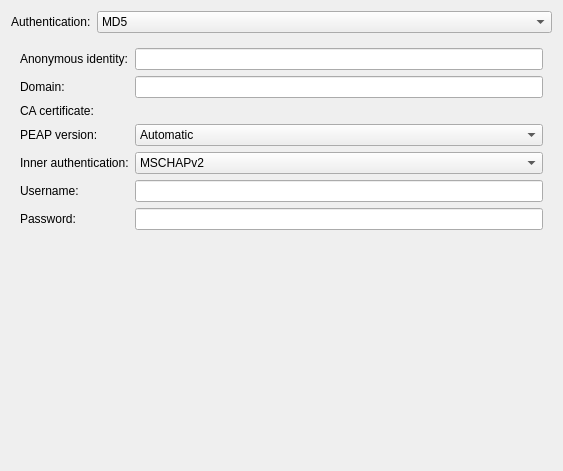
The window that libs/editor/settings/ui/802-1x.ui (Sonic-DE/sonic-network-manager) describes before a commit, drawn with Qt 5.
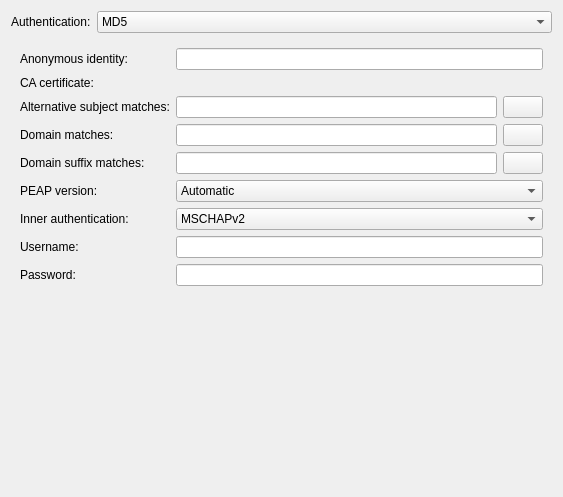
The same window after the commit. The open tabs and pages were chosen to show the change. Icons and pictures are not drawn. Custom widgets are drawn as their Qt base class.

Commit message:
802-1x: unify server cert validation between PEAP, TTLS, TLS
All three methods now have fields for domain matches and alternative
subject matches. Also rename Domain to Domain Suffix Match to make it
more obvious what it does and better match up with NetworkManager
documentation

Patch:
```diff
--- a/libs/editor/settings/ui/802-1x.ui
+++ b/libs/editor/settings/ui/802-1x.ui
@@ -8,7 +8,7 @@
     <x>0</x>
     <y>0</y>
     <width>563</width>
-    <height>471</height>
+    <height>497</height>
    </rect>
   </property>
   <layout class="QFormLayout" name="formLayout_7">
@@ -611,7 +611,7 @@
        <item row="2" column="1">
         <widget class="KLineEdit" name="peapAnonIdentity"/>
        </item>
-       <item row="6" column="0">
+       <item row="5" column="0">
         <widget class="QLabel" name="label_23">
          <property name="text">
           <string>CA certificate:</string>
@@ -621,7 +621,7 @@
          </property>
         </widget>
        </item>
-       <item row="6" column="1">
+       <item row="5" column="1">
         <widget class="KUrlRequester" name="peapCACert">
          <property name="nameFilters">
           <stringlist notr="true">
@@ -631,6 +631,91 @@
         </widget>
        </item>
        <item row="7" column="0">
+        <widget class="QLabel" name="label_35">
+         <property name="text">
+          <string>Alternative subject matches:</string>
+         </property>
+         <property name="buddy">
+          <cstring>lePeapAlternativeSubjectMatches</cstring>
+         </property>
+        </widget>
+       </item>
+       <item row="7" column="1">
+        <layout class="QHBoxLayout" name="horizontalLayout_3">
+         <item>
+          <widget class="QLineEdit" name="lePeapAlternativeSubjectMatches">
+           <property name="toolTip">
+            <string>matches. Each entry must start with one of: DNS: EMAIL: URI:</string>
+           </property>
+          </widget>
+         </item>
+         <item>
+          <widget class="QPushButton" name="btnPeapAltSubjectMatches">
+           <property name="toolTip">
+            <string>matches. Each entry must start with one of: DNS: EMAIL: URI:</string>
+           </property>
+           <property name="icon">
+            <iconset theme="QIcon::ThemeIcon::DocumentProperties"/>
+           </property>
+          </widget>
+         </item>
+        </layout>
+       </item>
+       <item row="8" column="0">
+        <widget class="QLabel" name="label_36">
+         <property name="text">
+          <string>Domain matches:</string>
+         </property>
+         <property name="buddy">
+          <cstring>lePeapDomainMatches</cstring>
+         </property>
+        </widget>
+       </item>
+       <item row="8" column="1">
+        <layout class="QHBoxLayout" name="horizontalLayout_4">
+         <item>
+          <widget class="QLineEdit" name="lePeapDomainMatches"/>
+         </item>
+         <item>
+          <widget class="QPushButton" name="btnPeapDomainMatches">
+           <property name="toolTip">
+            <string>Edit the list of domain matches.</string>
+           </property>
+           <property name="icon">
+            <iconset theme="QIcon::ThemeIcon::DocumentProperties"/>
+           </property>
+          </widget>
+         </item>
+        </layout>
+       </item>
+       <item row="9" column="0">
+        <widget class="QLabel" name="label_31">
+         <property name="text">
+          <string>Domain suffix matches:</string>
+         </property>
+         <property name="buddy">
+          <cstring>lePeapDomainSuffixMatches</cstring>
+         </property>
+        </widget>
+       </item>
+       <item row="9" column="1">
+        <layout class="QHBoxLayout" name="horizontalLayout_7">
+         <item>
+          <widget class="QLineEdit" name="lePeapDomainSuffixMatches"/>
+         </item>
+         <item>
+          <widget class="QPushButton" name="btnPeapDomainSuffixMatches">
+           <property name="toolTip">
+            <string>Edit the list of domain suffix matches.</string>
+           </property>
+           <property name="icon">
+            <iconset theme="QIcon::ThemeIcon::DocumentProperties"/>
+           </property>
+          </widget>
+         </item>
+        </layout>
+       </item>
+       <item row="10" column="0">
         <widget class="QLabel" name="label_26">
          <property name="text">
           <string>PEAP version:</string>
@@ -640,7 +725,7 @@
          </property>
         </widget>
        </item>
-       <item row="7" column="1">
+       <item row="10" column="1">
         <widget class="KComboBox" name="peapVersion">
          <property name="sizePolicy">
           <sizepolicy hsizetype="MinimumExpanding" vsizetype="Fixed">
@@ -665,7 +750,7 @@
          </item>
         </widget>
        </item>
-       <item row="8" column="0">
+       <item row="11" column="0">
         <widget class="QLabel" name="label_22">
          <property name="text">
           <string>Inner authentication:</string>
@@ -675,7 +760,7 @@
          </property>
         </widget>
        </item>
-       <item row="8" column="1">
+       <item row="11" column="1">
         <widget class="KComboBox" name="peapInnerAuth">
          <property name="sizePolicy">
           <sizepolicy hsizetype="MinimumExpanding" vsizetype="Fixed">
@@ -700,7 +785,7 @@
          </item>
         </widget>
        </item>
-       <item row="9" column="0">
+       <item row="12" column="0">
         <widget class="QLabel" name="label_25">
          <property name="text">
           <string>Username:</string>
@@ -710,10 +795,10 @@
          </property>
         </widget>
        </item>
-       <item row="9" column="1">
+       <item row="12" column="1">
         <widget class="KLineEdit" name="peapUsername"/>
        </item>
-       <item row="10" column="0">
+       <item row="13" column="0">
         <widget class="QLabel" name="label_21">
          <property name="text">
           <string>Password:</string>
@@ -723,23 +808,13 @@
          </property>
         </widget>
        </item>
-       <item row="10" column="1">
+       <item row="13" column="1">
         <widget class="PasswordField" name="peapPassword">
          <property name="passwordModeEnabled" stdset="0">
           <bool>true</bool>
          </property>
         </widget>
        </item>
-       <item row="4" column="0">
-        <widget class="QLabel" name="label_31">
-         <property name="text">
-          <string>Domain:</string>
-         </property>
-        </widget>
-       </item>
-       <item row="4" column="1">
-        <widget class="KLineEdit" name="peapDomain"/>
-       </item>
       </layout>
      </widget>
     </widget>
```
Left out of the diff: 197 changed lines with no effect on the pictures. The commit also changes 2 other files.
